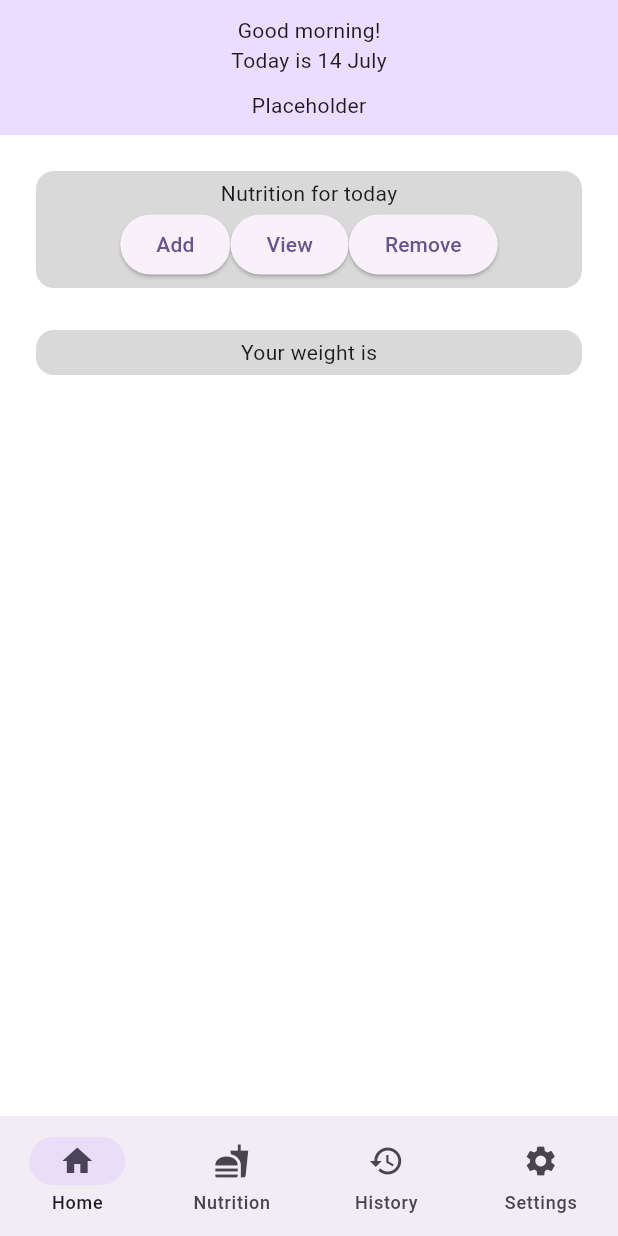
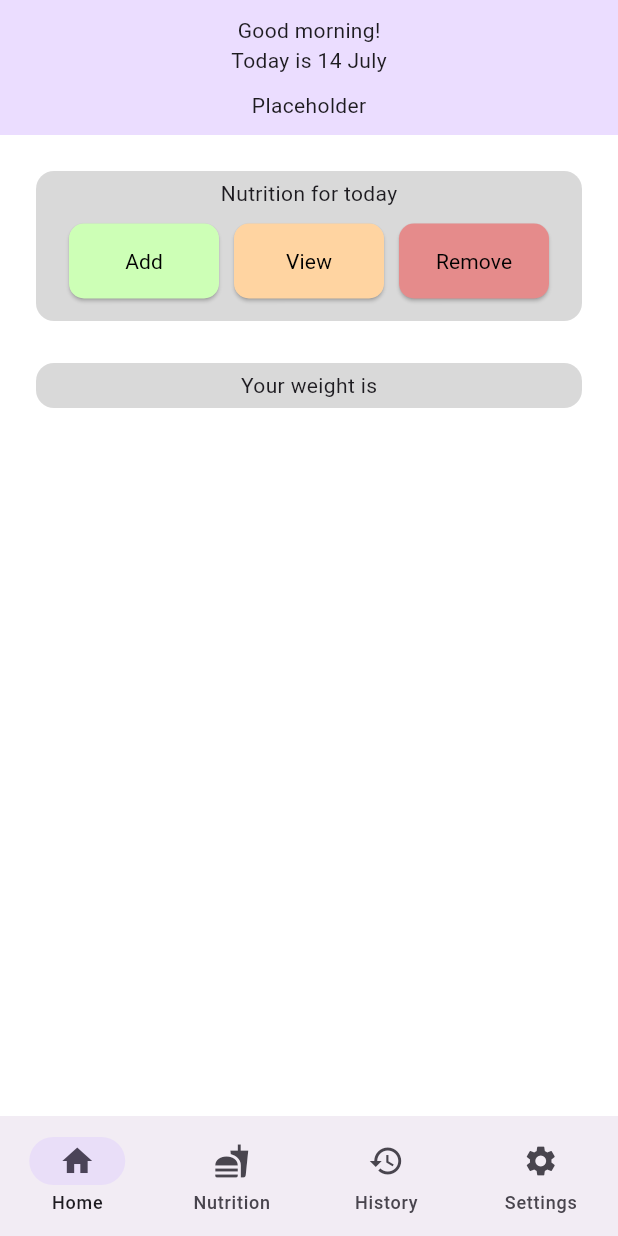
Before and after one commit to smstone0/Caloric, a Flutter app: the screen it shows after launch, on a phone screen of 412 x 824 dp. Run offline on Flutter 3.47's test engine with Material 2 defaults, Android fonts, the phone set to English and light mode, and no system bars.

Commit message:
Create CustomButton

```diff
--- a/lib/main.dart
+++ b/lib/main.dart
@@ -205,27 +205,65 @@ class ButtonCard extends StatelessWidget {
         Row(
           mainAxisAlignment: MainAxisAlignment.center,
           children: [
-            ElevatedButton(
+            CustomButton(
+              text: "Add",
               onPressed: () {
                 print("Placeholder 1");
               },
-              child: const Text("Add"),
+              colour: const Color.fromRGBO(205, 255, 182, 1),
             ),
-            ElevatedButton(
+            CustomButton(
+              text: "View",
               onPressed: () {
                 print("Placeholder 2");
               },
-              child: const Text("View"),
+              colour: const Color.fromRGBO(255, 212, 161, 1),
             ),
-            ElevatedButton(
+            CustomButton(
+              text: "Remove",
               onPressed: () {
                 print("Placeholder 3");
               },
-              child: const Text("Remove"),
-            )
+              colour: const Color.fromRGBO(229, 139, 139, 1),
+            ),
           ],
         ),
       ],
+    );
+  }
+}
+
+class CustomButton extends StatelessWidget {
+  const CustomButton(
+      {super.key,
+      required this.text,
+      required this.onPressed,
+      required this.colour});
+
+  final String text;
+  final VoidCallback onPressed;
+  final Color colour;
+
+  @override
+  Widget build(BuildContext context) {
+    return Padding(
+      padding: const EdgeInsets.fromLTRB(5, 10, 5, 10),
+      child: SizedBox(
+        height: 50,
+        width: 100,
+        child: ElevatedButton(
+          onPressed: onPressed,
+          style: ElevatedButton.styleFrom(
+            backgroundColor: colour,
+            shape: RoundedRectangleBorder(
+              borderRadius: BorderRadius.circular(10),
+            ),
+          ),
+          child: Text(text,
+              style: const TextStyle(
+                  color: Colors.black, fontWeight: FontWeight.normal)),
+        ),
+      ),
     );
   }
 }
```
